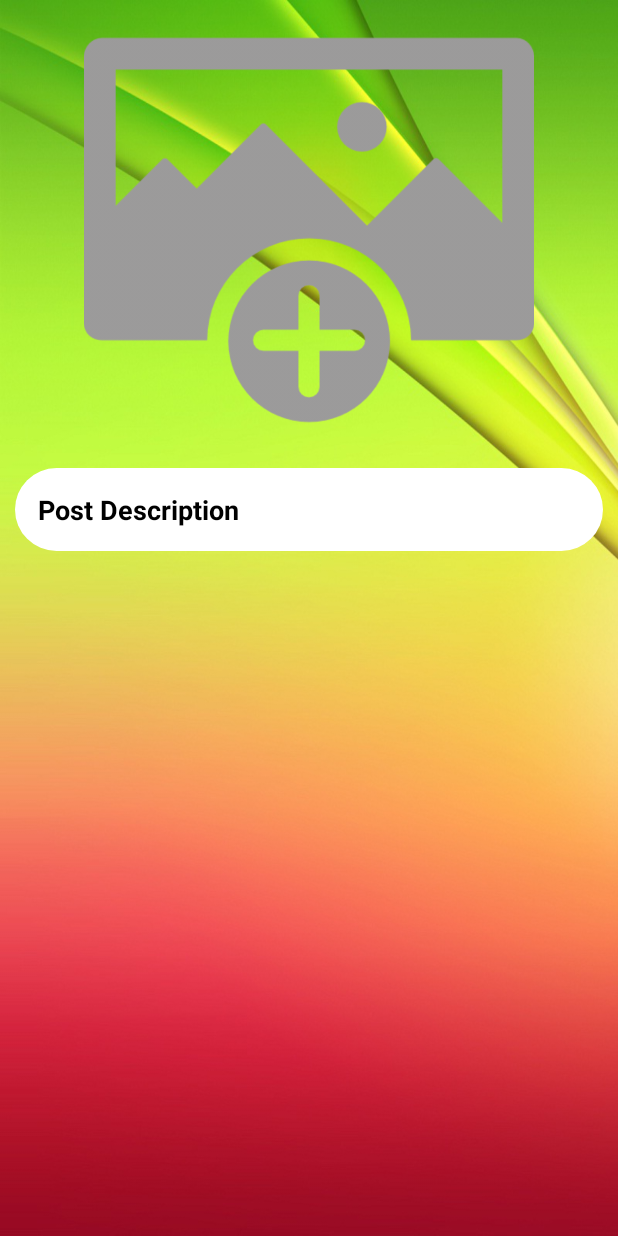
After one commit to xinliu50/SocialMediaApp, an Android app: the ClickPostActivity screen opened directly, with no data from a screen before it, on a phone screen of 412 x 824 dp. The commit adds this screen. Run offline under Robolectric (Android 15) with nearby library versions, the phone set to English and light mode, and no system bars; our stand-ins replace Firebase (no records; nobody signed in at launch, a user with empty details on screens opened directly), Picasso; 1 statement that could not run was skipped.

Commit message:
deleting post and editing post

```diff
--- a/app/src/main/AndroidManifest.xml
+++ b/app/src/main/AndroidManifest.xml
@@ -13,7 +13,8 @@
         android:roundIcon="@mipmap/ic_launcher_round"
         android:supportsRtl="true"
         android:theme="@style/AppTheme">
-        <activity android:name=".PostActivity"></activity>
+        <activity android:name=".ClickPostActivity"></activity>
+        <activity android:name=".PostActivity" />
         <activity android:name=".SetupActivity" />
         <activity
             android:name="com.theartofdev.edmodo.cropper.CropImageActivity"
@@ -26,7 +27,7 @@
             </intent-filter>
         </activity>
         <activity android:name=".RegisterActivity" />
-        <activity android:name=".MainActivity"></activity>
+        <activity android:name=".MainActivity" />
     </application>
 
 </manifest>
--- /dev/null
+++ b/app/src/main/java/com/example/letchattutorial/ClickPostActivity.java
@@ -0,0 +1,139 @@
+package com.example.letchattutorial;
+
+import androidx.annotation.NonNull;
+import androidx.appcompat.app.AlertDialog;
+import androidx.appcompat.app.AppCompatActivity;
+
+import android.app.Dialog;
+import android.content.DialogInterface;
+import android.content.Intent;
+import android.net.Uri;
+import android.os.Bundle;
+import android.view.View;
+import android.widget.Button;
+import android.widget.EditText;
+import android.widget.ImageView;
+import android.widget.TextView;
+import android.widget.Toast;
+
+import com.google.android.gms.tasks.OnSuccessListener;
+import com.google.firebase.auth.FirebaseAuth;
+import com.google.firebase.database.DataSnapshot;
+import com.google.firebase.database.DatabaseError;
+import com.google.firebase.database.DatabaseReference;
+import com.google.firebase.database.FirebaseDatabase;
+import com.google.firebase.database.ValueEventListener;
+import com.google.firebase.storage.FirebaseStorage;
+import com.google.firebase.storage.StorageReference;
+import com.squareup.picasso.Picasso;
+
+public class ClickPostActivity extends AppCompatActivity {
+    private ImageView PostImage;
+    private TextView PostDescription;
+    private Button DeletePostButton, EditPostButton;
+    private String PostKey, currentUserID, databaseUserID, description, image;
+    private DatabaseReference ClickPostRef;
+    private FirebaseAuth mAuth;
+
+    @Override
+    protected void onCreate(Bundle savedInstanceState) {
+        super.onCreate(savedInstanceState);
+        setContentView(R.layout.activity_click_post);
+        InitialUI();
+
+        ClickPostRef.addValueEventListener(new ValueEventListener() {
+            @Override
+            public void onDataChange(@NonNull DataSnapshot dataSnapshot) {
+                if(dataSnapshot.exists()){
+                    description = dataSnapshot.child("description").getValue().toString();
+                    image = dataSnapshot.child("postimage").getValue().toString();
+                    databaseUserID = dataSnapshot.child("uid").getValue().toString();
+
+                    PostDescription.setText(description);
+                    StorageReference path = FirebaseStorage.getInstance().getReference(image);
+                    path.getDownloadUrl().addOnSuccessListener(new OnSuccessListener<Uri>() {
+                        @Override
+                        public void onSuccess(Uri uri) {
+                            Picasso.get().load(uri).into(PostImage);
+                        }
+                    });
+
+                    if(currentUserID.equals(databaseUserID)){
+                        DeletePostButton.setVisibility(View.VISIBLE);
+                        EditPostButton.setVisibility(View.VISIBLE);
+                    }
+                }
+            }
+
+            @Override
+            public void onCancelled(@NonNull DatabaseError databaseError) {
+
+            }
+        });
+        DeletePostButton.setOnClickListener(new View.OnClickListener() {
+            @Override
+            public void onClick(View v) {
+                DeleteCurrentPost();
+            }
+        });
+
+        EditPostButton.setOnClickListener(new View.OnClickListener() {
+            @Override
+            public void onClick(View v) {
+                EditCurrentPost(description);
+            }
+        });
+    }
+
+    private void InitialUI(){
+        PostKey = getIntent().getExtras().get("PostKey").toString();
+        PostImage = (ImageView)findViewById(R.id.click_post_image);
+        PostDescription = (TextView)findViewById(R.id.click_post_desciption);
+        DeletePostButton = (Button)findViewById(R.id.delete_post_button);
+        EditPostButton = (Button)findViewById(R.id.edit_post_button);
+
+        DeletePostButton.setVisibility(View.INVISIBLE);
+        EditPostButton.setVisibility(View.INVISIBLE);
+
+        ClickPostRef = FirebaseDatabase.getInstance().getReference().child("Posts").child(PostKey);
+        mAuth = FirebaseAuth.getInstance();
+        currentUserID = mAuth.getCurrentUser().getUid();
+
+    }
+
+    private void EditCurrentPost(String description) {
+        AlertDialog.Builder builder = new AlertDialog.Builder(ClickPostActivity.this);
+        builder.setTitle("Edit Post:");
+        final EditText inputField = new EditText(ClickPostActivity.this);
+        inputField.setText(description);
+        builder.setView(inputField);
+        builder.setPositiveButton("Update", new DialogInterface.OnClickListener() {
+            @Override
+            public void onClick(DialogInterface dialog, int which) {
+                ClickPostRef.child("description").setValue(inputField.getText().toString());
+                Toast.makeText(ClickPostActivity.this,"Post Updated successfully",Toast.LENGTH_LONG).show();
+            }
+        });
+        builder.setNegativeButton("Cancel", new DialogInterface.OnClickListener() {
+            @Override
+            public void onClick(DialogInterface dialog, int which) {
+                dialog.cancel();
+            }
+        });
+        Dialog dialog = builder.create();
+        dialog.show();
+        dialog.getWindow().setBackgroundDrawableResource(android.R.color.holo_green_dark);
+    }
+
+    private void DeleteCurrentPost(){
+        ClickPostRef.removeValue();
+        SendUserToMainActivity();
+        Toast.makeText(this,"Post has been deleted!..",Toast.LENGTH_LONG).show();
+    }
+    private void SendUserToMainActivity() {
+        Intent mainIntent = new Intent(ClickPostActivity.this,MainActivity.class);
+        mainIntent.addFlags(Intent.FLAG_ACTIVITY_NEW_TASK | Intent.FLAG_ACTIVITY_CLEAR_TASK);
+        startActivity(mainIntent);
+        finish();
+    }
+}
--- /dev/null
+++ b/app/src/main/res/layout/activity_click_post.xml
@@ -0,0 +1,63 @@
+<?xml version="1.0" encoding="utf-8"?>
+<RelativeLayout xmlns:android="http://schemas.android.com/apk/res/android"
+    xmlns:app="http://schemas.android.com/apk/res-auto"
+    xmlns:tools="http://schemas.android.com/tools"
+    android:layout_width="match_parent"
+    android:layout_height="match_parent"
+    tools:context=".ClickPostActivity"
+    android:background="@drawable/register">
+
+    <LinearLayout
+        android:layout_width="match_parent"
+        android:layout_height="wrap_content"
+        android:orientation="vertical">
+        <ImageView
+            android:id="@+id/click_post_image"
+            android:layout_width="match_parent"
+            android:layout_height="300dp"
+            android:layout_margin="3dp"
+            app:srcCompat="@drawable/select_image"
+            />
+
+        <TextView
+            android:id="@+id/click_post_desciption"
+            android:layout_width="match_parent"
+            android:layout_height="wrap_content"
+            android:padding="15dp"
+            android:layout_marginLeft="10dp"
+            android:layout_marginRight="10dp"
+            android:layout_marginTop="5dp"
+            android:text="Post Description"
+            android:textAlignment="textStart"
+            android:textColor="@android:color/black"
+            android:textSize="18sp"
+            android:textStyle="bold"
+            android:background="@drawable/inputs"/>
+
+        <Button
+            android:id="@+id/edit_post_button"
+            android:layout_width="match_parent"
+            android:layout_height="wrap_content"
+            android:layout_marginLeft="10dp"
+            android:layout_marginTop="160dp"
+            android:layout_marginRight="10dp"
+            android:background="@drawable/button"
+            android:text="Edit Post"
+            android:textSize="18sp"
+            android:textColor="@android:color/background_light"
+            android:textStyle="bold" />
+
+        <Button
+            android:id="@+id/delete_post_button"
+            android:layout_width="match_parent"
+            android:layout_height="wrap_content"
+            android:layout_marginLeft="10dp"
+            android:layout_marginTop="5dp"
+            android:layout_marginRight="10dp"
+            android:background="@drawable/button"
+            android:text="Delete Post"
+            android:textSize="18sp"
+            android:textColor="@android:color/background_light"
+            android:textStyle="bold" />
+    </LinearLayout>
+</RelativeLayout>
--- a/app/src/main/res/layout/activity_post.xml
+++ b/app/src/main/res/layout/activity_post.xml
@@ -18,7 +18,7 @@
     <ImageButton
         android:id="@+id/select_post_image"
         android:layout_width="match_parent"
-        android:layout_height="300dp"
+        android:layout_height="250dp"
         android:layout_marginTop="200dp"
         android:scaleType="fitCenter"
         app:srcCompat="@drawable/select_image" />
```
Also changed, not shown: app/src/main/java/com/example/letchattutorial/MainActivity.java (+15 -0 lines).
